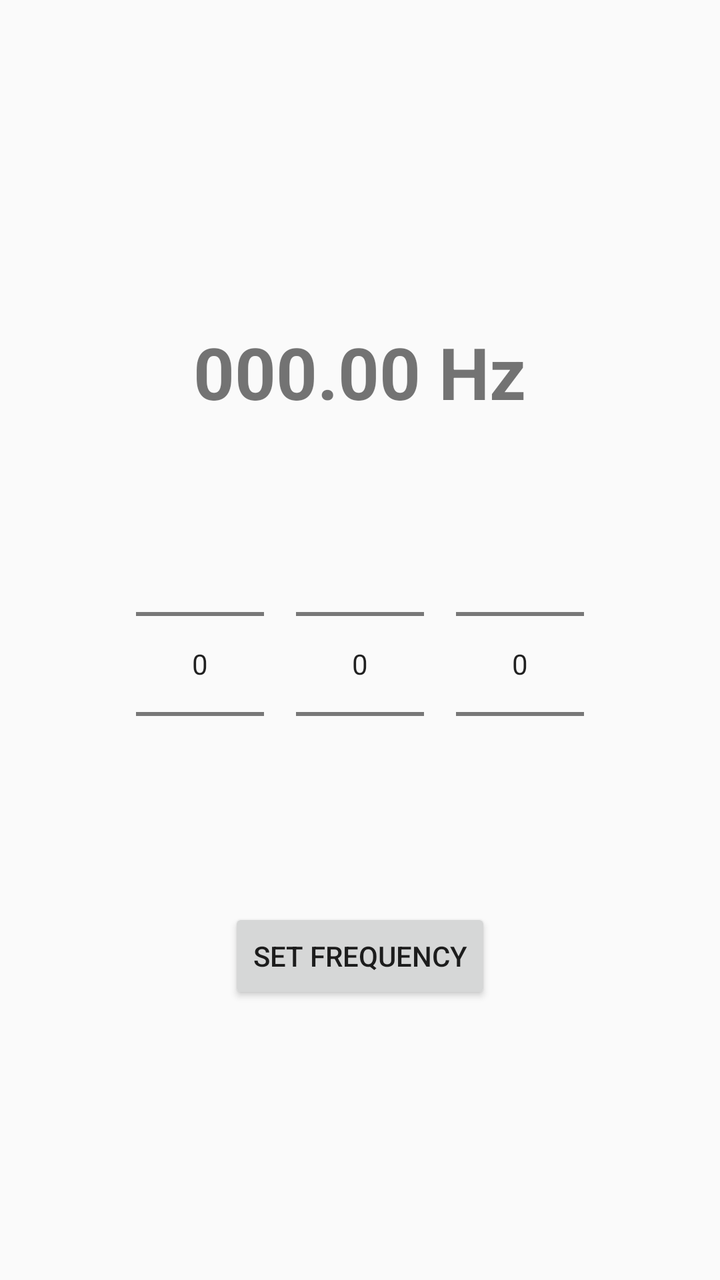
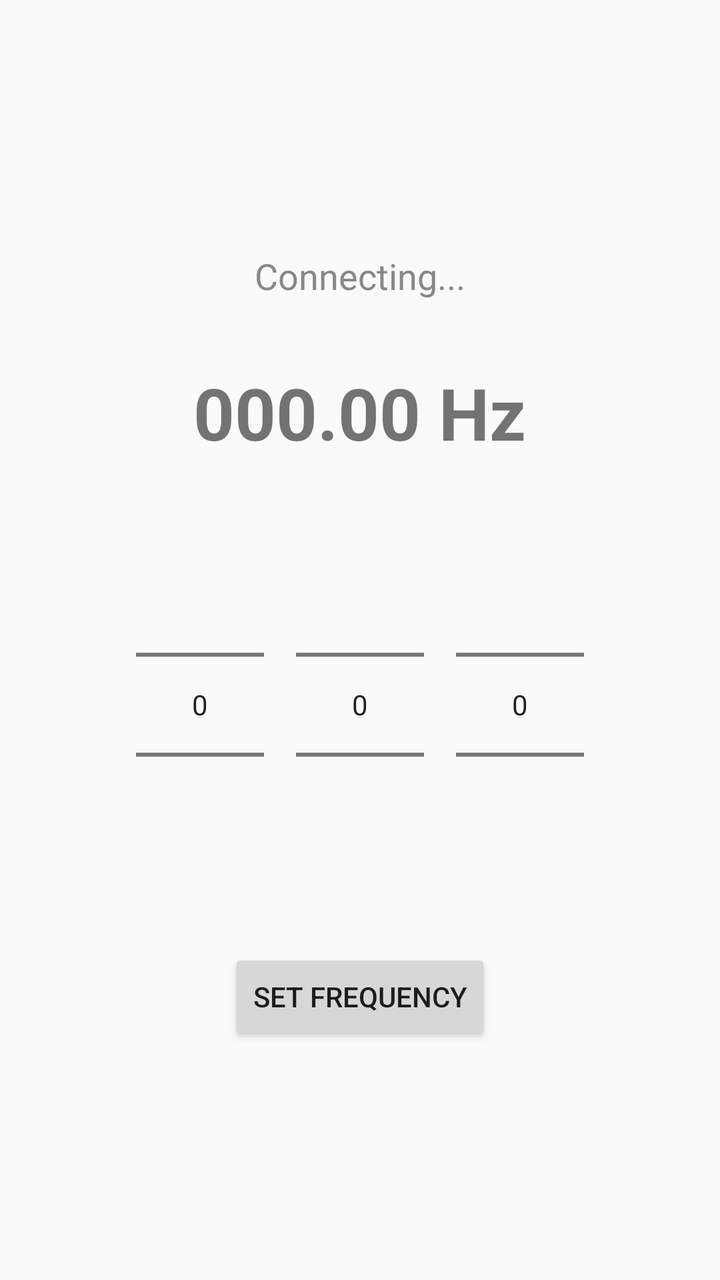

Compare the two renders of this Android layout. The source of the first and the diff that turns it into the second are given below.
<!-- AndroidManifest.xml: activity theme Theme.AppCompat.Light.NoActionBar -->
<!-- res/layout/activity_main.xml -->
<?xml version="1.0" encoding="utf-8"?>
<LinearLayout xmlns:android="http://schemas.android.com/apk/res/android"
    android:orientation="vertical"
    android:gravity="center"
    android:layout_width="match_parent"
    android:layout_height="match_parent"
    android:padding="16dp">

    <TextView
        android:id="@+id/frequencyText"
        android:layout_width="wrap_content"
        android:layout_height="wrap_content"
        android:text="000.00 Hz"
        android:textSize="36sp"
        android:textStyle="bold"
        android:padding="24dp" />

    <LinearLayout
        android:layout_width="wrap_content"
        android:layout_height="wrap_content"
        android:orientation="horizontal">

        <NumberPicker
            android:id="@+id/pickerHundreds"
            android:layout_width="wrap_content"
            android:layout_height="wrap_content"
            android:layout_margin="8dp"/>

        <NumberPicker
            android:id="@+id/pickerTens"
            android:layout_width="wrap_content"
            android:layout_height="wrap_content"
            android:layout_margin="8dp"/>

        <NumberPicker
            android:id="@+id/pickerOnes"
            android:layout_width="wrap_content"
            android:layout_height="wrap_content"
            android:layout_margin="8dp"/>
    </LinearLayout>

    <Button
        android:id="@+id/setFreqButton"
        android:layout_width="wrap_content"
        android:layout_height="wrap_content"
        android:text="Set Frequency"
        android:layout_marginTop="24dp"/>
</LinearLayout>
<!-- resources referenced by this layout -->
<resources>

</resources>

<!-- the commit's change to res/layout/activity_main.xml (unified diff, before → after) -->
@@ -6,6 +6,17 @@
     android:layout_height="match_parent"
     android:padding="16dp">
 
+    
+    <TextView
+        android:id="@+id/statusText"
+        android:layout_width="wrap_content"
+        android:layout_height="wrap_content"
+        android:text="Connecting..."
+        android:textSize="18sp"
+        android:textColor="#888888"
+        android:padding="8dp" />
+
+    
     <TextView
         android:id="@+id/frequencyText"
         android:layout_width="wrap_content"
@@ -15,6 +26,7 @@
         android:textStyle="bold"
         android:padding="24dp" />
 
+    
     <LinearLayout
         android:layout_width="wrap_content"
         android:layout_height="wrap_content"
